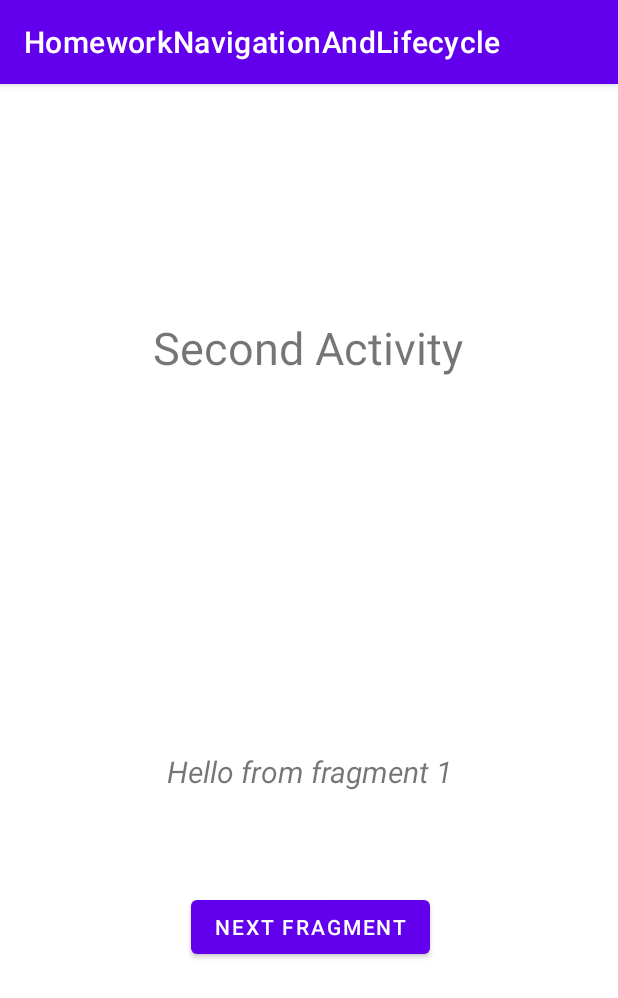
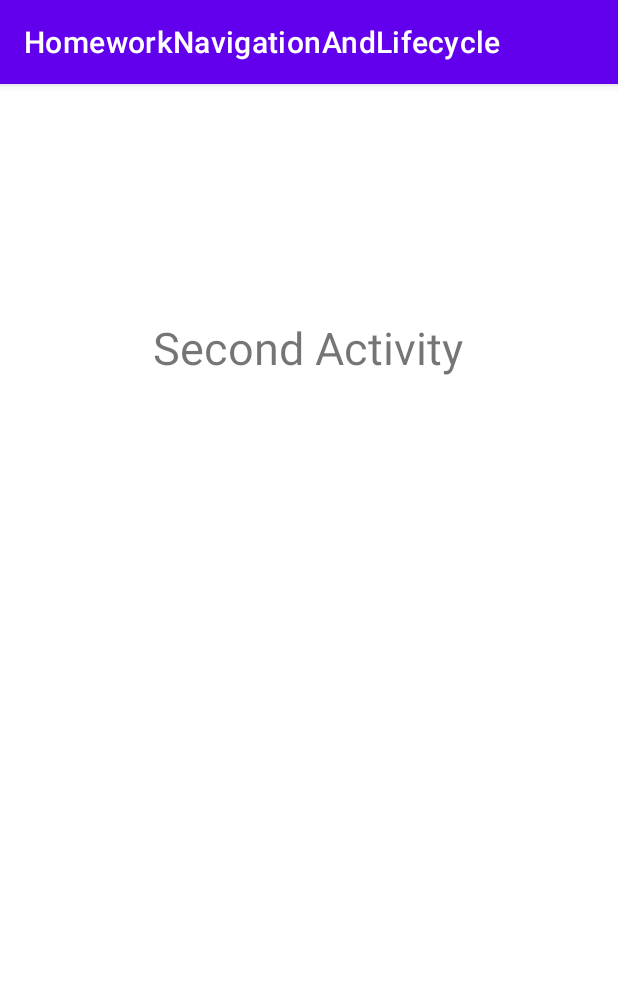
Before and after one commit to kuzmanovb/Android_Development_With_Kotlin, an Android app: the SecondActivity screen opened directly, with no data from a screen before it, on a phone screen of 412 x 824 dp. Shown: the top 998 px of the screen. Run offline under Robolectric (Android 15) with nearby library versions, the phone set to English and light mode, and no system bars.

Commit message:
Revert "Add first fragment"
This reverts commit b5d2a44618781a3bf51f3fc18f3506cb9a73e992.

```diff
--- a/HomeworkNavigationAndLifecycle/app/build.gradle
+++ b/HomeworkNavigationAndLifecycle/app/build.gradle
@@ -41,9 +41,6 @@ dependencies {
     implementation 'androidx.appcompat:appcompat:1.5.1'
     implementation 'com.google.android.material:material:1.6.1'
     implementation 'androidx.constraintlayout:constraintlayout:2.1.4'
-    implementation 'androidx.legacy:legacy-support-v4:1.0.0'
-    implementation 'androidx.lifecycle:lifecycle-livedata-ktx:2.5.1'
-    implementation 'androidx.lifecycle:lifecycle-viewmodel-ktx:2.5.1'
     testImplementation 'junit:junit:4.13.2'
     androidTestImplementation 'androidx.test.ext:junit:1.1.3'
     androidTestImplementation 'androidx.test.espresso:espresso-core:3.4.0'
--- a/HomeworkNavigationAndLifecycle/app/src/main/java/com/example/homeworknavigationandlifecycle/FirstFragment.kt
+++ /dev/null
@@ -1,30 +0,0 @@
-package com.example.homeworknavigationandlifecycle
-
-import androidx.lifecycle.ViewModelProvider
-import android.os.Bundle
-import androidx.fragment.app.Fragment
-import android.view.LayoutInflater
-import android.view.View
-import android.view.ViewGroup
-import com.example.homeworknavigationandlifecycle.databinding.FragmentFirstBinding
-
-class FirstFragment : Fragment() {
-
-    private lateinit var binding: FragmentFirstBinding
-
-    override fun onCreateView(
-        inflater: LayoutInflater,
-        container: ViewGroup?,
-        savedInstanceState: Bundle?
-    ): View? {
-
-        binding = FragmentFirstBinding.inflate(inflater, container, false)
-        return binding.root
-    }
-
-    override fun onViewCreated(view: View, savedInstanceState: Bundle?) {
-        super.onViewCreated(view, savedInstanceState)
-
-    }
-
-}
--- a/HomeworkNavigationAndLifecycle/app/src/main/res/layout/activity_second.xml
+++ b/HomeworkNavigationAndLifecycle/app/src/main/res/layout/activity_second.xml
@@ -17,18 +17,4 @@
         app:layout_constraintHorizontal_bias="0.497"
         app:layout_constraintStart_toStartOf="parent"
         app:layout_constraintTop_toTopOf="parent" />
-
-    <androidx.fragment.app.FragmentContainerView
-        android:id="@+id/fragmentContainerView"
-        android:name="com.example.homeworknavigationandlifecycle.FirstFragment"
-        android:layout_width="413dp"
-        android:layout_height="375dp"
-        android:layout_marginTop="304dp"
-        app:layout_constraintEnd_toEndOf="parent"
-        app:layout_constraintHorizontal_bias="0.5"
-        app:layout_constraintStart_toStartOf="parent"
-        app:layout_constraintTop_toTopOf="parent"
-        tools:layout="@layout/fragment_first" />
-
-
 </androidx.constraintlayout.widget.ConstraintLayout>
--- a/HomeworkNavigationAndLifecycle/app/src/main/res/layout/fragment_first.xml
+++ /dev/null
@@ -1,34 +0,0 @@
-<?xml version="1.0" encoding="utf-8"?>
-<androidx.constraintlayout.widget.ConstraintLayout xmlns:android="http://schemas.android.com/apk/res/android"
-    xmlns:app="http://schemas.android.com/apk/res-auto"
-    xmlns:tools="http://schemas.android.com/tools"
-    android:id="@+id/frameLayout"
-    android:layout_width="match_parent"
-    android:layout_height="match_parent"
-    tools:context=".FirstFragment">
-
-    <TextView
-        android:id="@+id/textView"
-        android:layout_width="wrap_content"
-        android:layout_height="wrap_content"
-        android:layout_marginBottom="207dp"
-        android:text="Hello from fragment 1"
-        android:textSize="20sp"
-        android:textStyle="italic"
-        app:layout_constraintBottom_toBottomOf="parent"
-        app:layout_constraintEnd_toEndOf="parent"
-        app:layout_constraintHorizontal_bias="0.5"
-        app:layout_constraintStart_toStartOf="parent" />
-
-    <Button
-        android:id="@+id/button_next_fragment"
-        android:layout_width="wrap_content"
-        android:layout_height="wrap_content"
-        android:layout_marginBottom="93dp"
-        android:text="Next fragment"
-        app:layout_constraintBottom_toBottomOf="parent"
-        app:layout_constraintEnd_toEndOf="parent"
-        app:layout_constraintHorizontal_bias="0.5"
-        app:layout_constraintStart_toStartOf="parent" />
-
-</androidx.constraintlayout.widget.ConstraintLayout>
```
